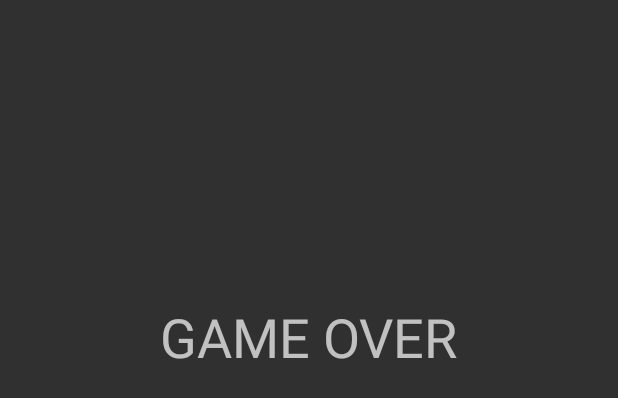
After one commit to and-cuau/ECE5466_Code_V2, an Android app: the layout over_game.xml on its own in the app's theme, with its tools: preview values and no code run, on a phone screen of 412 x 824 dp. The commit adds this screen. Shown: the top 398 px of the screen. Run offline under Robolectric (Android 15) with nearby library versions, the phone set to English and light mode, and no system bars.

Commit message:
Receiving "1" opens GAME OVER screen

```diff
--- a/SimpleBluetoothTerminal-master/app/src/main/java/de/kai_morich/simple_bluetooth_terminal/GameOver.java
+++ b/SimpleBluetoothTerminal-master/app/src/main/java/de/kai_morich/simple_bluetooth_terminal/GameOver.java
@@ -32,10 +32,10 @@ public class GameOver extends Activity implements SensorEventListener {
 
     protected void onCreate(Bundle savedInstanceState) {
         super.onCreate(savedInstanceState);
-        setContentView(R.layout.player_one);
+        setContentView(R.layout.over_game);
         sensorManager = (SensorManager) getSystemService(SENSOR_SERVICE);
 
-        TextView myLabel = findViewById(R.id.whack);
+        TextView myLabel = findViewById(R.id.gameover);
         myLabel.setText("Updated Label Text");
         myLabel.setTextColor(getResources().getColor(android.R.color.holo_red_dark));
 
--- /dev/null
+++ b/SimpleBluetoothTerminal-master/app/src/main/res/layout/over_game.xml
@@ -0,0 +1,15 @@
+<?xml version="1.0" encoding="utf-8"?>
+<RelativeLayout xmlns:android="http://schemas.android.com/apk/res/android"
+    android:layout_width="match_parent"
+    android:layout_height="match_parent">
+
+    <TextView
+        android:id="@+id/gameover"
+        android:layout_width="wrap_content"
+        android:layout_height="wrap_content"
+        android:text="GAME OVER"
+        android:textSize="36dp"
+        android:layout_centerHorizontal="true"
+        android:layout_marginTop="200dp"/>
+
+</RelativeLayout>
```
Also changed, not shown: SimpleBluetoothTerminal-master/app/src/main/java/de/kai_morich/simple_bluetooth_terminal/TerminalFragment.java (+11 -3 lines).
